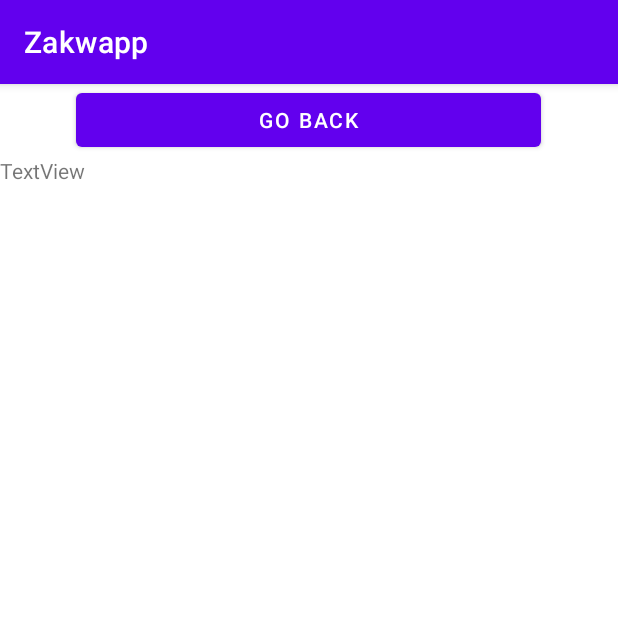
After one commit to zchochul/Zakwapp, an Android app: the CalendarLite screen opened directly, with no data from a screen before it, on a phone screen of 412 x 824 dp, the top half of it. The commit adds this screen. Run offline under Robolectric (Android 15) with nearby library versions, the phone set to English and light mode, and no system bars.

Commit message:
23_05_v1

```diff
--- a/app/src/main/AndroidManifest.xml
+++ b/app/src/main/AndroidManifest.xml
@@ -12,7 +12,13 @@
         android:theme="@style/Theme.Zakwapp"
         tools:targetApi="31">
         <activity
+            android:name=".CalendarLite"
+            android:exported="false" />
+        <activity
             android:name=".Video"
+            android:exported="false" />
+        <activity
+            android:name=".Calendar"
             android:exported="false" />
         <activity
             android:name=".Feeding"
--- /dev/null
+++ b/app/src/main/java/com/example/zakwapp/CalendarLite.java
@@ -0,0 +1,46 @@
+package com.example.zakwapp;
+
+import androidx.appcompat.app.AppCompatActivity;
+
+import android.content.Intent;
+import android.os.Bundle;
+import android.view.View;
+import android.widget.Button;
+import android.widget.TextView;
+
+import java.util.ArrayList;
+
+import com.example.zakwapp.Feeding.DBHelper;
+public class CalendarLite extends AppCompatActivity {
+
+    DBHelper mydb;
+    TextView dataTV;
+    ArrayList<String> dataArray;
+    Button backB;
+    @Override
+    protected void onCreate(Bundle savedInstanceState) {
+        super.onCreate(savedInstanceState);
+        setContentView(R.layout.activity_calendar_lite);
+
+        backB = findViewById(R.id.backBCL);
+        backB.setOnClickListener(new View.OnClickListener() {
+            @Override
+            public void onClick(View view) {
+                Intent intentBack = new Intent(getBaseContext(), MainActivity.class);
+                startActivity(intentBack
+                );
+            }
+        });
+        mydb = new DBHelper(this);
+
+        dataArray = mydb.getAllLogs();
+
+        dataTV = findViewById(R.id.dataTV);
+        for(int i = 0; i < dataArray.size(); i++){
+            if(i==0)
+                dataTV.setText(dataArray.get(i));
+            else
+                dataTV.append("\n "+dataArray.get(i));
+        }
+    }
+}
--- a/app/src/main/java/com/example/zakwapp/Feeding.java
+++ b/app/src/main/java/com/example/zakwapp/Feeding.java
@@ -75,7 +75,7 @@ public class Feeding extends AppCompatActivity {
         //return null;
     }
 
-    public class DBHelper extends SQLiteOpenHelper {
+    public static class DBHelper extends SQLiteOpenHelper {
         public static final String DATABASE_NAME = "MyDBName.db";
         public static final String LOGS_TABLE_NAME = "logs";
         public static final String LOGS_COLUMN_ID = "id";
--- /dev/null
+++ b/app/src/main/res/layout/activity_calendar_lite.xml
@@ -0,0 +1,24 @@
+<?xml version="1.0" encoding="utf-8"?>
+<LinearLayout xmlns:android="http://schemas.android.com/apk/res/android"
+    xmlns:app="http://schemas.android.com/apk/res-auto"
+    xmlns:tools="http://schemas.android.com/tools"
+    android:layout_width="match_parent"
+    android:layout_height="match_parent"
+    android:orientation="vertical"
+    tools:context=".CalendarLite">
+
+    <Button
+        android:id="@+id/backBCL"
+        android:layout_width="310dp"
+        android:layout_height="wrap_content"
+        android:layout_gravity="center"
+        android:gravity="center"
+        android:text="GO BACK" />
+
+    <TextView
+        android:id="@+id/dataTV"
+        android:layout_width="match_parent"
+        android:layout_height="666dp"
+        android:text="TextView" />
+
+</LinearLayout>
--- a/app/src/main/res/values/colors.xml
+++ b/app/src/main/res/values/colors.xml
@@ -7,4 +7,5 @@
     <color name="teal_700">#FF018786</color>
     <color name="black">#FF000000</color>
     <color name="white">#FFFFFFFF</color>
+    <color name="gray">#888</color>
 </resources>
```
Also changed, not shown: app/src/main/java/com/example/zakwapp/MainActivity.java (+8 -0 lines).
